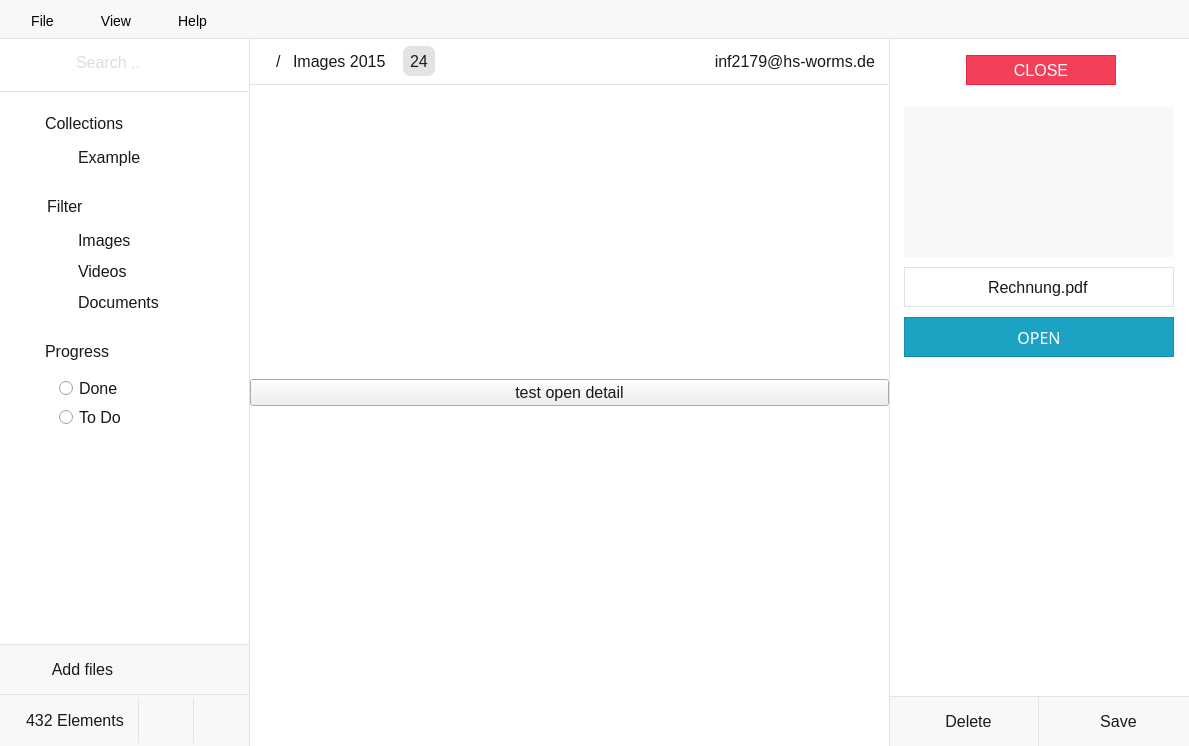
Gitnoter/vemoria2, file src/gui/mainwindow.ui: the form before one commit.
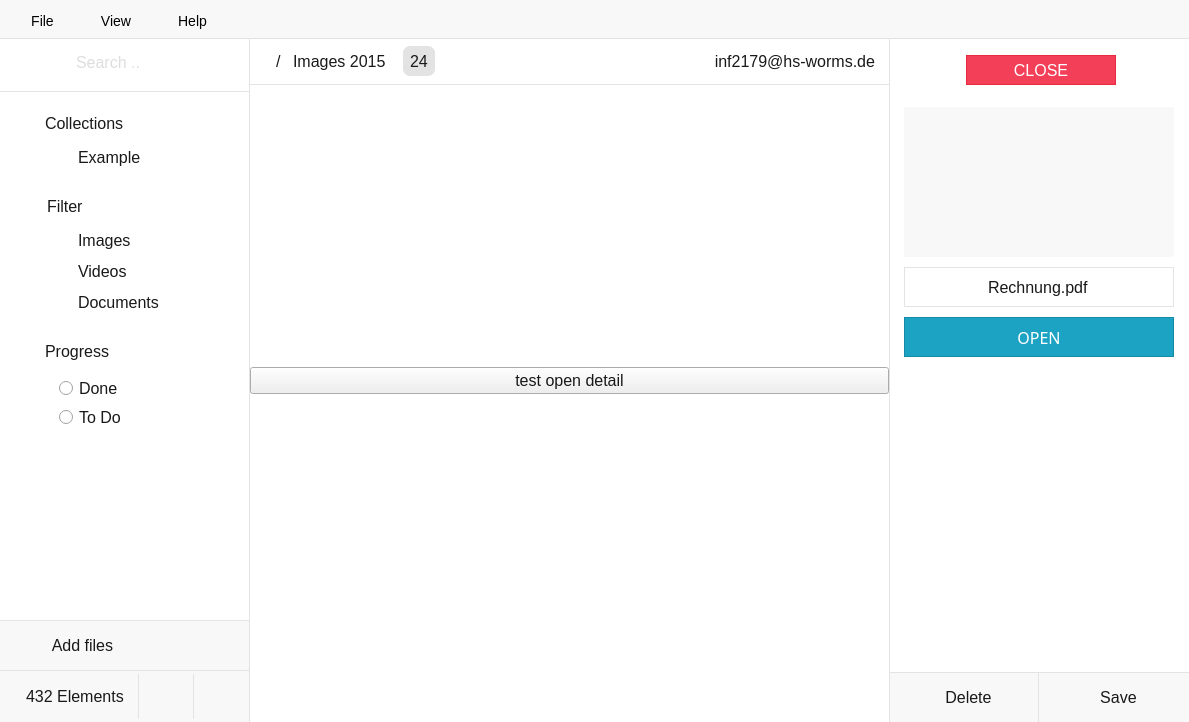
The form after the commit. Icons and pictures are not drawn.

Patch:
```diff
--- a/src/gui/mainwindow.ui
+++ b/src/gui/mainwindow.ui
@@ -1478,6 +1478,12 @@
               </property>
               <item row="0" column="0">
                <widget class="QWidget" name="formWidget" native="true">
+                <property name="sizePolicy">
+                 <sizepolicy hsizetype="Preferred" vsizetype="Expanding">
+                  <horstretch>0</horstretch>
+                  <verstretch>0</verstretch>
+                 </sizepolicy>
+                </property>
                 <property name="minimumSize">
                  <size>
                   <width>0</width>
@@ -1577,12 +1583,6 @@
                      <verstretch>0</verstretch>
                     </sizepolicy>
                    </property>
-                   <property name="minimumSize">
-                    <size>
-                     <width>0</width>
-                     <height>600</height>
-                    </size>
-                   </property>
                    <property name="title">
                     <string/>
                    </property>
@@ -1624,10 +1624,16 @@
                         <rect>
                          <x>0</x>
                          <y>0</y>
-                         <width>283</width>
-                         <height>582</height>
+                         <width>269</width>
+                         <height>262</height>
                         </rect>
                        </property>
+                       <property name="sizePolicy">
+                        <sizepolicy hsizetype="Preferred" vsizetype="Expanding">
+                         <horstretch>0</horstretch>
+                         <verstretch>0</verstretch>
+                        </sizepolicy>
+                       </property>
                        <property name="minimumSize">
                         <size>
                          <width>0</width>
```
